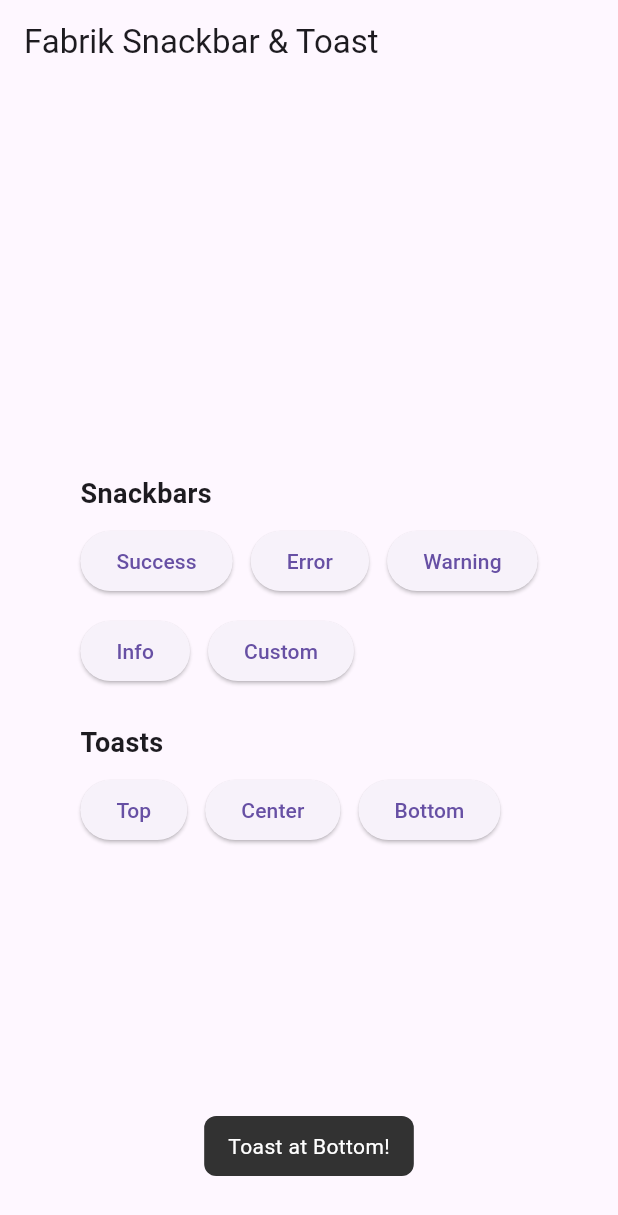
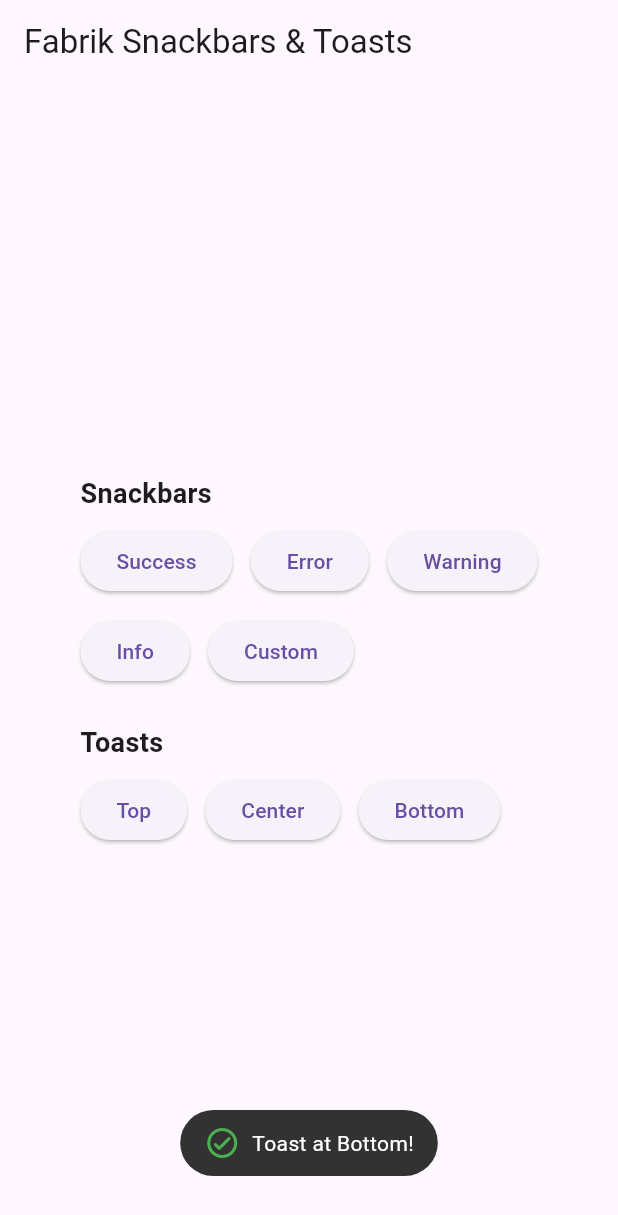
Before and after one commit to abhakhand/fabrik, a Flutter app: the screen it shows after launch, after a tap on "Bottom", on a phone screen of 412 x 824 dp. Shown: the top 1215 px of the screen. Run offline on Flutter 3.47's test engine with Material 3 defaults, Android fonts, the phone set to English and light mode, and no system bars.

Commit message:
feat(fabrik_snackbar): add icon and border radius to toast, update documentation

```diff
--- a/packages/fabrik_snackbar/example/lib/main.dart
+++ b/packages/fabrik_snackbar/example/lib/main.dart
@@ -20,7 +20,7 @@ class HomeView extends StatelessWidget {
   @override
   Widget build(BuildContext context) {
     return Scaffold(
-      appBar: AppBar(title: const Text('Fabrik Snackbar & Toast')),
+      appBar: AppBar(title: const Text('Fabrik Snackbars & Toasts')),
       body: Padding(
         padding: const EdgeInsets.all(16),
         child: Center(
@@ -131,6 +131,8 @@ class HomeView extends StatelessWidget {
                           context,
                           message: 'Toast at Bottom!',
                           position: FabrikToastPosition.bottom,
+                          icon: Icons.check_circle_outline_rounded,
+                          iconColor: Colors.green,
                         ),
                     child: const Text('Bottom'),
                   ),
--- a/packages/fabrik_snackbar/lib/src/toast/fabrik_toast.dart
+++ b/packages/fabrik_snackbar/lib/src/toast/fabrik_toast.dart
@@ -19,11 +19,15 @@ class FabrikToast {
   static Future<void> show(
     BuildContext context, {
     required String message,
+    FabrikToastPosition position = FabrikToastPosition.bottom,
     Duration duration = const Duration(seconds: 2),
-    FabrikToastPosition position = FabrikToastPosition.bottom,
     Color backgroundColor = const Color(0xFF323232),
+    BorderRadius borderRadius = const BorderRadius.all(Radius.circular(100)),
     Color textColor = Colors.white,
     double fontSize = 14.0,
+    IconData? icon,
+    Color iconColor = Colors.white,
+    double iconSize = 24.0,
     VoidCallback? onTap,
   }) async {
     final overlay = Overlay.of(context, rootOverlay: true);
@@ -37,8 +41,12 @@ class FabrikToast {
       duration: duration,
       position: position,
       backgroundColor: backgroundColor,
+      borderRadius: borderRadius,
       textColor: textColor,
       fontSize: fontSize,
+      icon: icon,
+      iconColor: iconColor,
+      iconSize: iconSize,
       onTap: onTap,
     );
 
--- a/packages/fabrik_snackbar/lib/src/toast/fabrik_toast_config.dart
+++ b/packages/fabrik_snackbar/lib/src/toast/fabrik_toast_config.dart
@@ -6,19 +6,32 @@ import 'package:flutter/material.dart';
 class FabrikToastConfig {
   const FabrikToastConfig({
     required this.message,
+    this.position = FabrikToastPosition.bottom,
+    this.duration = const Duration(seconds: 2),
     this.backgroundColor = const Color(0xFF323232),
+    this.borderRadius = const BorderRadius.all(Radius.circular(100)),
     this.textColor = Colors.white,
     this.fontSize = 14.0,
-    this.duration = const Duration(seconds: 2),
-    this.position = FabrikToastPosition.bottom,
+    this.icon,
+    this.iconColor = Colors.white,
+    this.iconSize = 24.0,
     this.onTap,
   });
 
   /// The text shown in the toast.
   final String message;
 
+  /// Vertical placement of the toast on screen.
+  final FabrikToastPosition position;
+
+  /// Duration the toast remains visible before auto-dismissal.
+  final Duration duration;
+
   /// Background color of the toast container.
   final Color backgroundColor;
+
+  /// Border radius of the toast container.
+  final BorderRadius borderRadius;
 
   /// Text color used for the message.
   final Color textColor;
@@ -26,11 +39,14 @@ class FabrikToastConfig {
   /// Font size of the message text.
   final double fontSize;
 
-  /// Duration the toast remains visible before auto-dismissal.
-  final Duration duration;
+  /// Optional icon displayed alongside the message.
+  final IconData? icon;
 
-  /// Vertical placement of the toast on screen.
-  final FabrikToastPosition position;
+  /// Color of the icon.
+  final Color iconColor;
+
+  /// Size of the icon.
+  final double iconSize;
 
   /// Optional tap handler when the toast is tapped.
   final VoidCallback? onTap;
--- a/packages/fabrik_snackbar/lib/src/toast/fabrik_toast_widget.dart
+++ b/packages/fabrik_snackbar/lib/src/toast/fabrik_toast_widget.dart
@@ -81,18 +81,30 @@ class _FabrikToastWidgetState extends State<FabrikToastWidget>
                 child: Container(
                   decoration: BoxDecoration(
                     color: widget.config.backgroundColor,
-                    borderRadius: BorderRadius.circular(8),
+                    borderRadius: widget.config.borderRadius,
                   ),
                   padding: const EdgeInsets.symmetric(
                     horizontal: 16,
                     vertical: 10,
                   ),
-                  child: Text(
-                    widget.config.message,
-                    style: TextStyle(
-                      color: widget.config.textColor,
-                      fontSize: widget.config.fontSize,
-                    ),
+                  child: Row(
+                    mainAxisSize: MainAxisSize.min,
+                    spacing: 8,
+                    children: [
+                      if (widget.config.icon != null)
+                        Icon(
+                          widget.config.icon,
+                          color: widget.config.iconColor,
+                          size: widget.config.iconSize,
+                        ),
+                      Text(
+                        widget.config.message,
+                        style: TextStyle(
+                          color: widget.config.textColor,
+                          fontSize: widget.config.fontSize,
+                        ),
+                      ),
+                    ],
                   ),
                 ),
               ),
--- a/packages/fabrik_snackbar/pubspec.yaml
+++ b/packages/fabrik_snackbar/pubspec.yaml
@@ -1,6 +1,6 @@
 name: fabrik_snackbar
 description: "Beautifully crafted Snackbar + Toast package from the Fabrik Toolkit. Easy to use, highly customizable, works on all platforms."
-version: 0.1.0
+version: 0.1.1
 homepage: https://fabriktool.com
 repository: https://github.com/abhakhand/fabrik/tree/feat/fabrik_snackbar/packages/fabrik_snackbar
 
```
Also changed, not shown: 2 other files.
